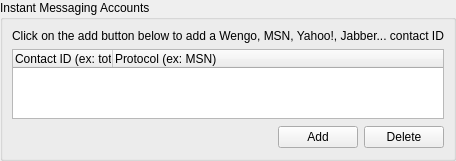
tkrotoff/WengoPhone, file wengophone/src/presentation/qt/imcontact/IMContactManager.ui: the form before one commit.
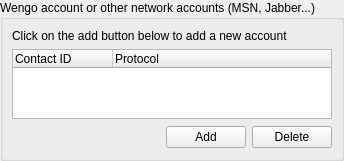
The form after the commit. Icons and pictures are not drawn.

What changed in the file:
```diff
--- a/wengophone/src/presentation/qt/imcontact/IMContactManager.ui
+++ b/wengophone/src/presentation/qt/imcontact/IMContactManager.ui
@@ -8,8 +8,8 @@
    <rect>
     <x>0</x>
     <y>0</y>
-    <width>413</width>
-    <height>158</height>
+    <width>311</width>
+    <height>152</height>
    </rect>
   </property>
   <layout class="QGridLayout" >
@@ -22,7 +22,7 @@
    <item row="0" column="0" >
     <widget class="QGroupBox" name="groupBox" >
      <property name="title" >
-      <string>Instant Messaging Accounts</string>
+      <string>Wengo account or other network accounts (MSN, Jabber...)</string>
      </property>
      <layout class="QGridLayout" >
       <property name="margin" >
@@ -44,12 +44,12 @@
         </property>
         <column>
          <property name="text" >
-          <string>Contact ID (ex: toto@hotmail.com)</string>
+          <string>Contact ID</string>
          </property>
         </column>
         <column>
          <property name="text" >
-          <string>Protocol (ex: MSN)</string>
+          <string>Protocol</string>
          </property>
         </column>
        </widget>
@@ -100,7 +100,7 @@
       <item row="0" column="0" >
        <widget class="QLabel" name="label" >
         <property name="text" >
-         <string>Click on the add button below to add a Wengo, MSN, Yahoo!, Jabber... contact ID</string>
+         <string>Click on the add button below to add a new account</string>
         </property>
        </widget>
       </item>
```
